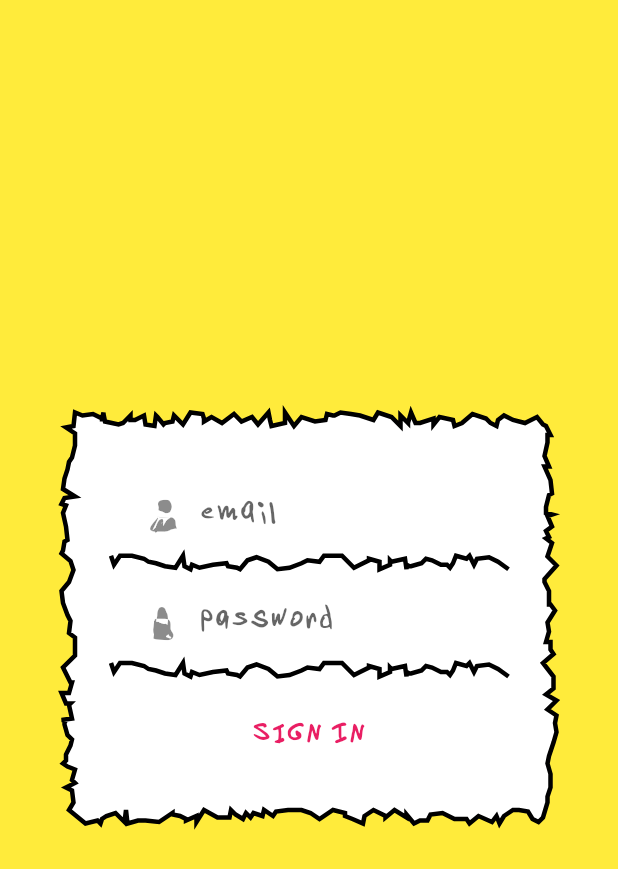
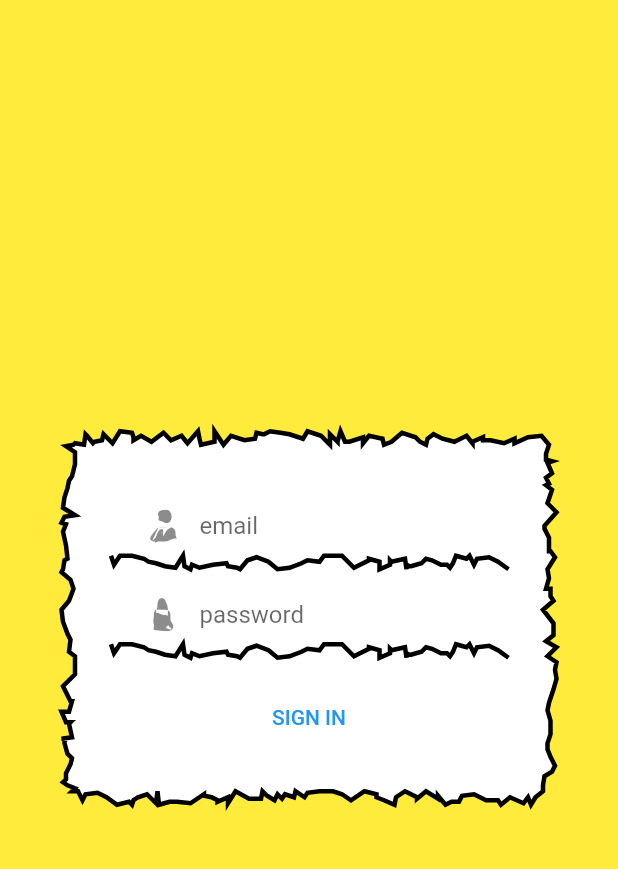
Before and after one commit to RossHS/shop_list, a Flutter app: the screen it shows after launch, on a phone screen of 412 x 824 dp. Shown: the top 869 px of the screen. Run offline on Flutter 3.47's test engine with Material 2 defaults, Android fonts, the phone set to English and light mode, and no system bars; our stand-ins replace cloud_firestore, firebase_auth, firebase_core, firebase_messaging, firebase_storage, flutter_slidable and 5 more; accounts and stored records are empty.

Commit message:
Добавил функционал в контроллер тем, теперь можно менять тип темы, ее режим. Маршрут настройки тем. Сырой вариант моделей обертки ThemeData

```diff
--- a/lib/controllers/theme_controller.dart
+++ b/lib/controllers/theme_controller.dart
@@ -1,6 +1,87 @@
+import 'package:flutter/material.dart';
 import 'package:get/get.dart';
+import 'package:get_storage/get_storage.dart';
+import 'package:logging/logging.dart';
+import 'package:shop_list/models/models.dart';
 
 /// Контроллер темы приложения
 class ThemeController extends GetxController {
   static ThemeController get to => Get.find<ThemeController>();
+  static final _log = Logger('ThemeController');
+  final storage = GetStorage();
+
+  /// Оболочка над темой приложения, так как надо использовать дополнительные параметры,
+  /// которых нет в стандартном класса [ThemeData] и его нельзя расширить, то использую
+  /// композицию (обертку) [ThemeDataWrapper] для добавления различных уникальных свойств темы
+  late final Rx<ThemeDataWrapper> appTheme;
+
+  /// Список всех доступных тем на выбор
+  late final List<ThemeDataWrapper> appThemeList = [
+    Animated90sThemeData.fromGetStorage(storage),
+    MaterialThemeData.fromGetStorage(storage),
+    ModernThemeData.fromGetStorage(storage),
+  ];
+
+  /// Тип темы приложения системная/светлая/темная
+  late final Rx<ThemeMode> themeMode;
+
+  // final fontFamily = 'RossFont'.obs;
+
+  @override
+  void onInit() {
+    super.onInit();
+    // Инициализация темы приложения
+    appTheme = _initParseAppTheme().obs;
+    themeMode = _initParseThemeMode().obs;
+
+    ever<ThemeMode>(themeMode, _onThemeModeChangeState);
+    ever<ThemeDataWrapper>(appTheme, _onAppThemeStateChangeEvent);
+  }
+
+  /// Парсинг темы при инициализации контроллера из хранилища
+  ThemeDataWrapper _initParseAppTheme() {
+    ThemeDataWrapper? themeWrapper;
+    final appThemeValue =
+        storage.read<String>(ThemeDataWrapper.appThemeStorageKey) ?? Animated90sThemeData.appThemeStorageValue;
+    // Определение глобального стиля
+    switch (appThemeValue) {
+      case Animated90sThemeData.appThemeStorageValue:
+        themeWrapper = Animated90sThemeData.fromGetStorage(storage);
+        break;
+      case MaterialThemeData.appThemeStorageValue:
+        themeWrapper = ModernThemeData.fromGetStorage(storage);
+        break;
+      case ModernThemeData.appThemeStorageValue:
+        themeWrapper = ModernThemeData.fromGetStorage(storage);
+        break;
+    }
+    return themeWrapper!;
+  }
+
+  /// Инициализация темы приложения [ThemeMode] при запуске приложения
+  ThemeMode _initParseThemeMode() {
+    // Чтение ранее записанного значения в хранилище, если ничего нет по ключу, то используем системные тему
+    final themeModeValue = storage.read<String>('themeMode') ?? ThemeMode.system.name;
+    return ThemeMode.values.firstWhere((mode) => mode.name == themeModeValue);
+  }
+
+  /// Callback, который вызывается при каждом изменении значения в переменной [appTheme]
+  void _onAppThemeStateChangeEvent(ThemeDataWrapper themeDataWrapper) {
+    _log.fine('changed themeDataWrapper ${themeDataWrapper.themePrefix}');
+    // Сохранение выбранной темы
+    final materialController = Get.find<GetMaterialController>();
+    // Установка светлой темы
+    materialController.theme = themeDataWrapper.lightTheme;
+    materialController.darkTheme = themeDataWrapper.darkTheme;
+    materialController.update();
+    storage.write(ThemeDataWrapper.appThemeStorageKey, themeDataWrapper.themePrefix);
+    themeDataWrapper.writeToGetStorage(storage);
+  }
+
+  /// Callback, вызывается при смене типа темы приложения системная/светлая/темная в переменной [themeMode]
+  void _onThemeModeChangeState(ThemeMode themeMode) {
+    _log.fine('changed themeMode to ${themeMode.name}');
+    Get.changeThemeMode(themeMode);
+    storage.write('themeMode', themeMode.name);
+  }
 }
--- a/lib/main.dart
+++ b/lib/main.dart
@@ -6,7 +6,6 @@ import 'package:logging/logging.dart';
 import 'package:shop_list/controllers/controllers.dart';
 import 'package:shop_list/controllers/theme_controller.dart';
 import 'package:shop_list/routes/get_routes.dart';
-import 'package:shop_list/utils/application_themes.dart' as app_theme;
 import 'package:shop_list/utils/firebase_messaging_service.dart';
 
 void main() async {
@@ -34,8 +33,9 @@ class MyApp extends StatelessWidget {
     return GetMaterialApp(
       initialRoute: '/',
       getPages: GetRoutes.routes,
-      theme: app_theme.lightTheme,
-      darkTheme: app_theme.darkTheme,
+      themeMode: ThemeController.to.themeMode.value,
+      theme: ThemeController.to.appTheme.value.lightTheme,
+      darkTheme: ThemeController.to.appTheme.value.darkTheme,
     );
   }
 }
--- a/lib/models/models.dart
+++ b/lib/models/models.dart
@@ -1,2 +1,3 @@
 export 'user_model.dart';
 export 'todo_model.dart';
+export 'theme_model.dart';
--- /dev/null
+++ b/lib/models/theme_model.dart
@@ -0,0 +1,140 @@
+import 'package:flutter/material.dart';
+import 'package:get_storage/get_storage.dart';
+
+abstract class ThemeDataWrapper {
+  /// Ключи для записи/чтения тем из хранилища
+  static const appThemeStorageKey = 'app_theme_storage_key';
+
+  static const lightStorageKey = 'light';
+  static const darkStorageKey = 'dark';
+
+  ThemeData get lightTheme;
+
+  ThemeData get darkTheme;
+
+  /// Наименование темы, а также префикс ключей по которым будет производится запись и чтение в хранилище
+  String get themePrefix;
+
+  /// Префикс ключа для сохранения значений в хранилище со светлой темой
+  String get _lightThemeStorageKey => '$themePrefix-$lightStorageKey';
+
+  /// Префикс ключа для сохранения значений в хранилище с темной темой
+  String get _darkThemeStorageKey => '$themePrefix-$darkStorageKey';
+
+  /// Запись собранной темы в хранилище
+  void writeToGetStorage(GetStorage storage);
+}
+
+//----------------------------Animated90sThemeData------------------------//
+class Animated90sThemeData extends ThemeDataWrapper {
+  static const appThemeStorageValue = 'Animated90s';
+
+  Animated90sThemeData();
+
+  factory Animated90sThemeData.fromGetStorage(GetStorage storage) {
+    return Animated90sThemeData();
+  }
+
+  @override
+  ThemeData get lightTheme => ThemeData(
+        scaffoldBackgroundColor: Colors.yellow,
+        brightness: Brightness.light,
+      );
+
+  @override
+  ThemeData get darkTheme => ThemeData(
+        scaffoldBackgroundColor: Colors.blueGrey,
+        brightness: Brightness.dark,
+      );
+
+  @override
+  String get themePrefix => Animated90sThemeData.appThemeStorageValue;
+
+  @override
+  void writeToGetStorage(GetStorage storage) {}
+
+  // TODO: implement
+  @override
+  bool operator ==(Object other) =>
+      identical(this, other) || other is Animated90sThemeData && runtimeType == other.runtimeType;
+
+  // TODO: implement
+  @override
+  int get hashCode => 0;
+}
+
+//----------------------------MaterialThemeData--------------------------//
+class MaterialThemeData extends ThemeDataWrapper {
+  static const appThemeStorageValue = 'Material';
+
+  MaterialThemeData();
+
+  factory MaterialThemeData.fromGetStorage(GetStorage storage) {
+    return MaterialThemeData();
+  }
+
+  @override
+  ThemeData get lightTheme => ThemeData(
+        scaffoldBackgroundColor: Colors.white,
+        brightness: Brightness.light,
+      );
+
+  @override
+  ThemeData get darkTheme => ThemeData(
+        scaffoldBackgroundColor: Colors.grey,
+        brightness: Brightness.dark,
+      );
+
+  @override
+  String get themePrefix => MaterialThemeData.appThemeStorageValue;
+
+  @override
+  void writeToGetStorage(GetStorage storage) {
+    // TODO: implement writeToGetStorage
+  }
+
+  @override
+  bool operator ==(Object other) =>
+      identical(this, other) || other is MaterialThemeData && runtimeType == other.runtimeType;
+
+  @override
+  int get hashCode => 0;
+}
+
+//----------------------------ModernThemeData---------------------------//
+class ModernThemeData extends ThemeDataWrapper {
+  static const appThemeStorageValue = 'Modern';
+
+  ModernThemeData();
+
+  factory ModernThemeData.fromGetStorage(GetStorage storage) {
+    return ModernThemeData();
+  }
+
+  @override
+  ThemeData get lightTheme => ThemeData(
+        scaffoldBackgroundColor: Colors.green,
+        brightness: Brightness.light,
+      );
+
+  @override
+  ThemeData get darkTheme => ThemeData(
+        scaffoldBackgroundColor: Colors.red,
+        brightness: Brightness.dark,
+      );
+
+  @override
+  String get themePrefix => ModernThemeData.appThemeStorageValue;
+
+  @override
+  void writeToGetStorage(GetStorage storage) {
+    // TODO: implement writeToGetStorage
+  }
+
+  @override
+  bool operator ==(Object other) =>
+      identical(this, other) || other is ModernThemeData && runtimeType == other.runtimeType;
+
+  @override
+  int get hashCode => 0;
+}
--- a/lib/routes/get_routes.dart
+++ b/lib/routes/get_routes.dart
@@ -4,6 +4,7 @@ import 'package:shop_list/routes/create_todo.dart';
 import 'package:shop_list/routes/current_todo.dart';
 import 'package:shop_list/routes/edit_todo.dart';
 import 'package:shop_list/routes/home.dart';
+import 'package:shop_list/routes/settings.dart';
 import 'package:shop_list/routes/sign_in.dart';
 import 'package:shop_list/routes/splash.dart';
 import 'package:shop_list/routes/todos_sort.dart';
@@ -18,7 +19,7 @@ class GetRoutes {
     GetPage(name: '/signIn', page: () => const SignIn()),
     GetPage(name: '/account', page: () => const Account()),
     GetPage(name: '/createTodo', page: () => const CreateTodo()),
-    // GetPage(name: '/settings', page: page),
+    GetPage(name: '/settings', page: () => const Settings()),
     GetPage(name: '/todo/:id/edit', page: () => const EditTodo()),
     GetPage(name: '/todo/:id/view', page: () => const CurrentTodo()),
     GetPage(name: '/todosOrder', page: () => const TodosOrder()),
```
Also changed, not shown: lib/routes/settings.dart (added, +87 -0 lines), 1 other file.
